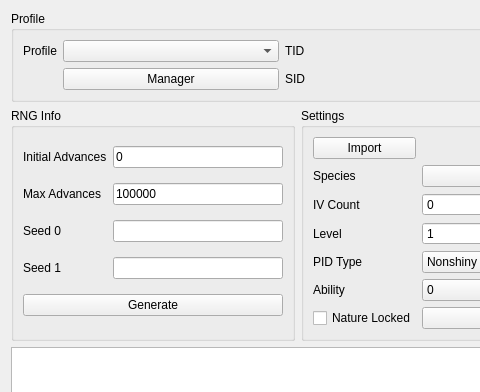
Old version of the form Source/Form/Gen8/Event8.ui in the repository Admiral-Fish/PokeFinder; both pictures show x 0 to 480 and y 0 to 392 of the 1200 by 700 pixel window.
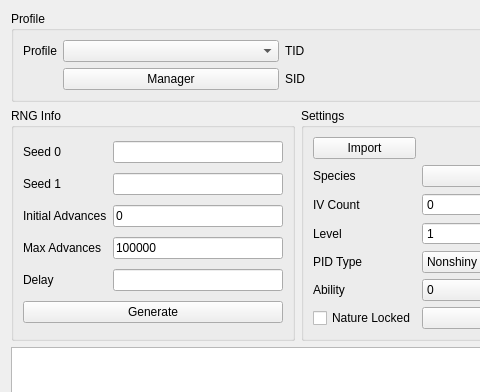
New version of the form. Custom widgets are drawn as their Qt base class.

```diff
--- a/Source/Form/Gen8/Event8.ui
+++ b/Source/Form/Gen8/Event8.ui
@@ -36,7 +36,38 @@
       <string>RNG Info</string>
      </property>
      <layout class="QGridLayout" name="gridLayout_3">
-      <item row="4" column="0" colspan="2">
+      <item row="2" column="0">
+       <widget class="QLabel" name="labelInitialAdvances">
+        <property name="text">
+         <string>Initial Advances</string>
+        </property>
+       </widget>
+      </item>
+      <item row="1" column="1">
+       <widget class="TextBox" name="textBoxSeed1"/>
+      </item>
+      <item row="3" column="1">
+       <widget class="TextBox" name="textBoxMaxAdvances">
+        <property name="text">
+         <string notr="true">100000</string>
+        </property>
+       </widget>
+      </item>
+      <item row="0" column="0">
+       <widget class="QLabel" name="labelSeed0">
+        <property name="text">
+         <string>Seed 0</string>
+        </property>
+       </widget>
+      </item>
+      <item row="3" column="0">
+       <widget class="QLabel" name="labelMaxAdvances">
+        <property name="text">
+         <string>Max Advances</string>
+        </property>
+       </widget>
+      </item>
+      <item row="7" column="0" colspan="2">
        <widget class="QPushButton" name="pushButtonGenerate">
         <property name="enabled">
          <bool>true</bool>
@@ -52,53 +83,32 @@
         </property>
        </widget>
       </item>
-      <item row="1" column="0">
-       <widget class="QLabel" name="labelMaxAdvances">
-        <property name="text">
-         <string>Max Advances</string>
-        </property>
-       </widget>
-      </item>
-      <item row="0" column="1">
+      <item row="2" column="1">
        <widget class="TextBox" name="textBoxInitialAdvances">
         <property name="text">
          <string notr="true">0</string>
         </property>
        </widget>
       </item>
-      <item row="2" column="0">
-       <widget class="QLabel" name="labelSeed0">
-        <property name="text">
-         <string>Seed 0</string>
-        </property>
-       </widget>
-      </item>
-      <item row="2" column="1">
+      <item row="0" column="1">
        <widget class="TextBox" name="textBoxSeed0"/>
       </item>
-      <item row="0" column="0">
-       <widget class="QLabel" name="labelInitialAdvances">
-        <property name="text">
-         <string>Initial Advances</string>
-        </property>
-       </widget>
-      </item>
-      <item row="1" column="1">
-       <widget class="TextBox" name="textBoxMaxAdvances">
-        <property name="text">
-         <string notr="true">100000</string>
-        </property>
-       </widget>
-      </item>
-      <item row="3" column="0">
-       <widget class="QLabel" name="label">
+      <item row="1" column="0">
+       <widget class="QLabel" name="labelSeed1">
         <property name="text">
          <string>Seed 1</string>
         </property>
        </widget>
       </item>
-      <item row="3" column="1">
-       <widget class="TextBox" name="textBoxSeed1"/>
+      <item row="4" column="1">
+       <widget class="TextBox" name="textBoxDelay"/>
+      </item>
+      <item row="4" column="0">
+       <widget class="QLabel" name="labelDelay">
+        <property name="text">
+         <string>Delay</string>
+        </property>
+       </widget>
       </item>
      </layout>
     </widget>
```
Left out of the diff: 5 changed lines with no effect on the pictures.
